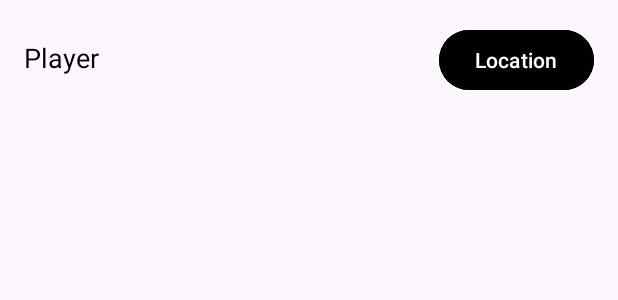
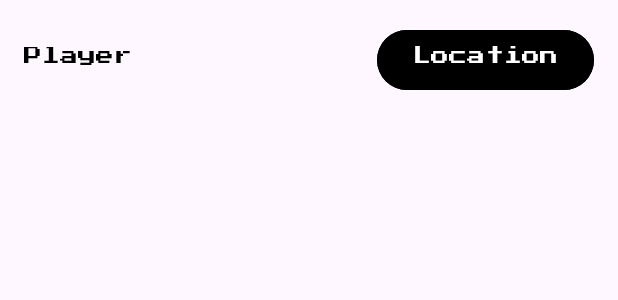
Before and after one commit to RoeiKat/AsteroidMayhem, an Android app: the layout high_score_item.xml on its own in the app's theme, with its tools: preview values and no code run, on a phone screen of 412 x 824 dp. Shown: the top 300 px of the screen. Run offline under Robolectric (Android 15) with nearby library versions, the phone set to English and light mode, and no system bars.

Commit message:
Finalizing UI

```diff
--- a/app/src/main/res/layout/high_score_item.xml
+++ b/app/src/main/res/layout/high_score_item.xml
@@ -9,8 +9,9 @@
         android:id="@+id/playerTextView"
         android:layout_width="wrap_content"
         android:layout_height="wrap_content"
-        android:textSize="18sp"
+        android:textSize="12sp"
         android:text="@string/player"
+        android:fontFamily="@font/press_start_2p"
         android:textColor="@color/black"
         />
 
@@ -19,8 +20,9 @@
         android:layout_width="0dp"
         android:layout_height="wrap_content"
         android:layout_weight="1"
-        android:textSize="18sp"
+        android:textSize="12sp"
         android:gravity="center"
+        android:fontFamily="@font/press_start_2p"
         android:textColor="@color/black"
         />
 
@@ -29,6 +31,9 @@
         android:layout_width="wrap_content"
         android:layout_height="wrap_content"
         android:backgroundTint="@color/black"
-        android:text="@string/location" />
+        android:text="@string/location"
+        android:textSize="12sp"
+        android:fontFamily="@font/press_start_2p"
+        android:textColor="@color/white"/>
 
 </LinearLayout>
```
Also changed, not shown: app/src/main/res/layout/fragment_high_score.xml (+7 -3 lines).
